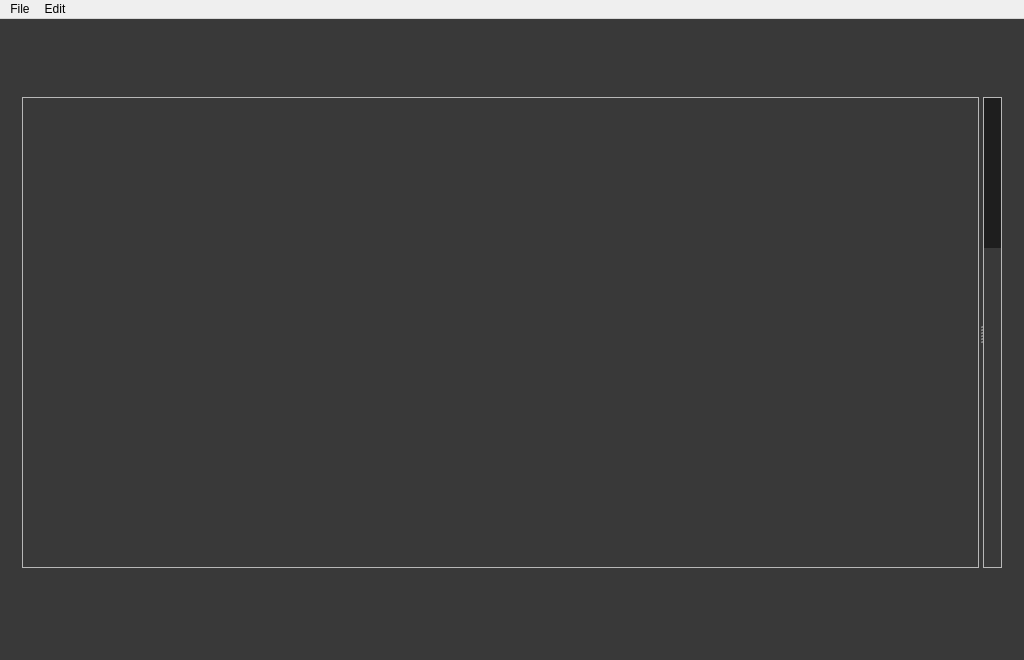
Old version of the form gui/core/DjooleaWindow.ui in the repository chrisjgell/djoolea.
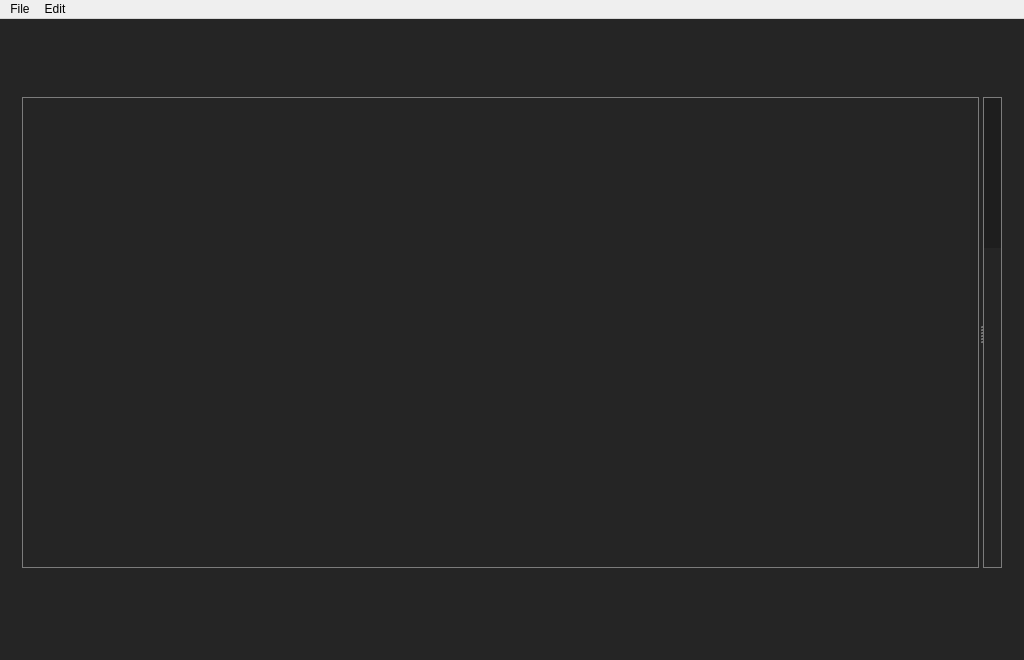
New version of the form.

Diff of the .ui file:
```diff
--- a/gui/core/DjooleaWindow.ui
+++ b/gui/core/DjooleaWindow.ui
@@ -15,15 +15,24 @@
   </property>
   <property name="styleSheet">
    <string notr="true">QWidget#centralWidget {
-	background: rgb(57, 57, 57)
+	background: rgb(37, 37, 37)
 }
 
+QFrame#playlistFrame {
+	border: 1px solid rgb(124, 124, 124)
+}
+
+QFrame#sidebarFrame {
+	border: 1px solid rgb(124, 124, 124)
+}
+
+
 QFrame#trackInfo {
 	background: rgb(30, 30, 30 )
 }
 
 QFrame#controlsFrame {
-	background: rgb(57, 57, 57)
+	background: rgb(37, 37, 37)
 }
 
 </string>
@@ -111,7 +120,7 @@
            </size>
           </property>
           <property name="frameShape">
-           <enum>QFrame::StyledPanel</enum>
+           <enum>QFrame::NoFrame</enum>
           </property>
           <property name="frameShadow">
            <enum>QFrame::Raised</enum>
@@ -125,7 +134,7 @@
            </sizepolicy>
           </property>
           <property name="frameShape">
-           <enum>QFrame::StyledPanel</enum>
+           <enum>QFrame::NoFrame</enum>
           </property>
           <property name="frameShadow">
            <enum>QFrame::Raised</enum>
```
